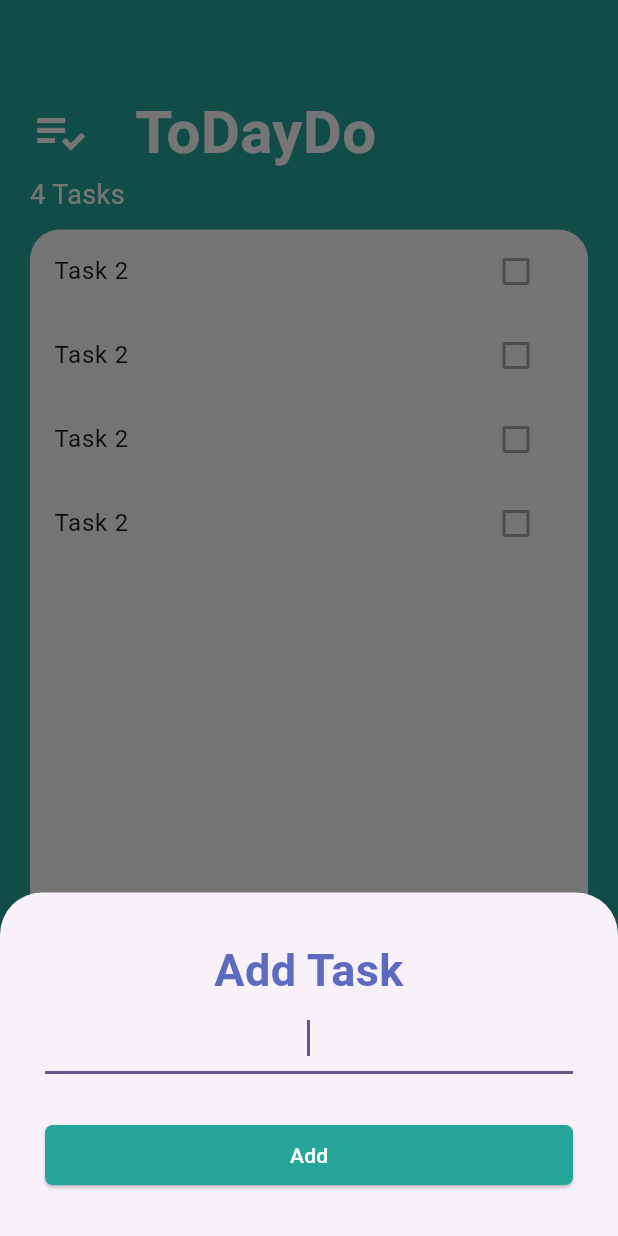
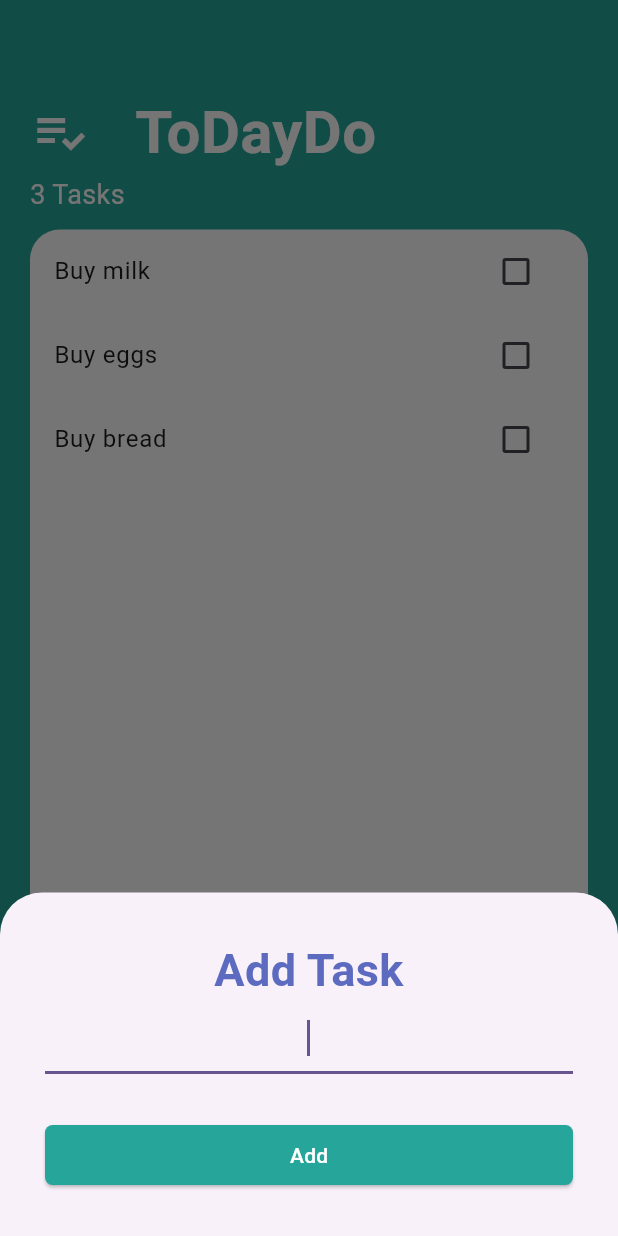
Before and after one commit to kareemkamal11/providerapp, a Flutter app: the screen it shows after launch, after a tap on the "add" icon, on a phone screen of 412 x 824 dp. Run offline on Flutter 3.47's test engine with Material 3 defaults, Android fonts, the phone set to English and light mode, and no system bars.

Commit message:
refactor: Refactor TasksScreen widget to use StatefulWidget and manage tasks list
This commit refactors the `TasksScreen` widget to use `StatefulWidget` instead of `StatelessWidget` and introduces a `tasks` list to manage the tasks. The `TasksScreen` widget now maintains a list of `Task` objects and displays them in a `ListView.builder`. Each `Task` object has a name and a boolean flag `isDone` to track the completion status.

The `TaskList` widget is updated to use the `tasks` list passed from the `TasksScreen` widget and dynamically generate `TaskTile` widgets based on the number of tasks in the list. The `TaskTile` widget is also modified to display the task name and a checkbox to toggle the completion status.

This refactoring improves the maintainability and extensibility of the code by separating the task management logic from the UI rendering. It also allows for easy addition of new tasks and updating the completion status.

```diff
--- /dev/null
+++ b/lib/addtask.dart
@@ -0,0 +1,93 @@
+import 'package:flutter/material.dart';
+
+class AddTask extends StatelessWidget {
+  const AddTask({
+    super.key,
+    required this.addTaskCallback,
+  });
+
+  final Function addTaskCallback;
+
+  @override
+  Widget build(BuildContext context) {
+    String? newTaskTitle;
+    return FloatingActionButton(
+      shape: RoundedRectangleBorder(borderRadius: BorderRadius.circular(30)),
+      backgroundColor: Colors.indigo[400],
+      onPressed: () {
+        showModalBottomSheet(
+            isScrollControlled: true,
+            context: context,
+            builder: (context) => SingleChildScrollView(
+                  child: Padding(
+                    padding: EdgeInsets.only(
+                      bottom: MediaQuery.of(context).viewInsets.bottom,
+                    ),
+                    child: Container(
+                      padding: const EdgeInsets.all(30),
+                      child: Column(
+                          crossAxisAlignment: CrossAxisAlignment.stretch,
+                          children: [
+                            Text(
+                              'Add Task',
+                              textAlign: TextAlign.center,
+                              style: TextStyle(
+                                fontSize: 30,
+                                color: Colors.indigo[400],
+                                fontWeight: FontWeight.bold,
+                              ),
+                            ),
+                            TextField(
+                              autofocus: true,
+                              textAlign: TextAlign.center,
+                              onChanged: (value) {
+                                newTaskTitle = value;
+                              },
+                            ),
+                            const SizedBox(height: 30),
+                            ElevatedButton(
+                              style: ElevatedButton.styleFrom(
+                                backgroundColor: Colors.teal[400],
+                                foregroundColor: Colors.white,
+                                shape: RoundedRectangleBorder(
+                                  borderRadius: BorderRadius.circular(5),
+                                ),
+                              ),
+                              onPressed: () {
+                                if (newTaskTitle != null) {
+                                  addTaskCallback(newTaskTitle);
+                                  Navigator.pop(context);
+                                } else {
+                                  // show error message
+                                  showDialog(
+                                    context: context,
+                                    builder: (context) => AlertDialog(
+                                      title: const Text('Error'),
+                                      content: const Text('Please enter a task'),
+                                      actions: [
+                                        TextButton(
+                                          onPressed: () {
+                                            Navigator.pop(context);
+                                          },
+                                          child: const Text('OK'),
+                                        ),
+                                      ],
+                                    ),
+                                  );
+                                }
+
+                              },
+                              child: const Text('Add'),
+                            ),
+                          ]),
+                    ),
+                  ),
+                ));
+      },
+      child: const Icon(
+        Icons.add,
+        color: Colors.white,
+      ),
+    );
+  }
+}
--- a/lib/main.dart
+++ b/lib/main.dart
@@ -17,7 +17,19 @@ class MyApp extends StatelessWidget {
         colorScheme: ColorScheme.fromSeed(seedColor: Colors.deepPurple),
         useMaterial3: true,
       ),
-      home: const TasksScreen(),
+      debugShowCheckedModeBanner: false,
+      home: TasksScreen(),
     );
   }
 }
+
+class Task {
+  final String name;
+  bool isDone;
+
+  Task({required this.name, this.isDone = false});
+
+  void toggleDone() {
+    isDone = !isDone;
+  }
+}
--- a/lib/task_screen.dart
+++ b/lib/task_screen.dart
@@ -1,70 +1,39 @@
+// ignore_for_file: must_be_immutable
+
+import 'dart:developer';
+
 import 'package:flutter/material.dart';
+import 'package:todo/addtask.dart';
 import 'package:todo/tasks_list.dart';
 
-class TasksScreen extends StatelessWidget {
-  const TasksScreen({super.key});
+import 'main.dart';
+
+class TasksScreen extends StatefulWidget {
+  TasksScreen({super.key});
+
+  @override
+  State<TasksScreen> createState() => _TasksScreenState();
+}
+
+class _TasksScreenState extends State<TasksScreen> {
+  List<Task> tasks = [
+    Task(name: 'Buy milk'),
+    Task(name: 'Buy eggs'),
+    Task(name: 'Buy bread'),
+  ];
+
   @override
   Widget build(BuildContext context) {
-    onPressed() {
-      showModalBottomSheet(
-          isScrollControlled: true,
-          context: context,
-          builder: (context) => SingleChildScrollView(
-                child: Padding(
-                  padding: EdgeInsets.only(
-                    bottom: MediaQuery.of(context).viewInsets.bottom,
-                  ),
-                  child: Container(
-                    padding: const EdgeInsets.all(30),
-                    child: Column(
-                        crossAxisAlignment: CrossAxisAlignment.stretch,
-                        children: [
-                          Text(
-                            'Add Task',
-                            textAlign: TextAlign.center,
-                            style: TextStyle(
-                              fontSize: 30,
-                              color: Colors.indigo[400],
-                              fontWeight: FontWeight.bold,
-                            ),
-                          ),
-                          const TextField(
-                            autofocus: true,
-                            textAlign: TextAlign.center,
-                          ),
-                          const SizedBox(height: 30),
-                          ElevatedButton(
-                            style: ElevatedButton.styleFrom(
-                              backgroundColor: Colors.teal[400],
-                              foregroundColor: Colors.white,
-                              shape: RoundedRectangleBorder(
-                                borderRadius: BorderRadius.circular(5),
-                              ),
-                            ),
-                            onPressed: () {},
-                            child: const Text('Add'),
-                          ),
-                        ]),
-                  ),
-                ),
-              ));
-    }
-
     return Scaffold(
         backgroundColor: Colors.teal[400],
         floatingActionButton: Container(
           alignment: Alignment.bottomCenter,
           padding: const EdgeInsets.only(bottom: 20, left: 30),
-          child: FloatingActionButton(
-            shape:
-                RoundedRectangleBorder(borderRadius: BorderRadius.circular(30)),
-            backgroundColor: Colors.indigo[400],
-            onPressed: onPressed,
-            child: const Icon(
-              Icons.add,
-              color: Colors.white,
-            ),
-          ),
+          child: AddTask(addTaskCallback: (newTaskName) {
+            setState(() {
+              tasks.add(Task(name: newTaskName));
+            });
+          }),
         ),
         body: Container(
           padding:
@@ -87,9 +56,9 @@ class TasksScreen extends StatelessWidget {
                     )),
               ],
             ),
-            const Text(
-              '4 Tasks',
-              style: TextStyle(
+            Text(
+              '${tasks.length} Tasks',
+              style: const TextStyle(
                 fontSize: 18,
                 color: Colors.white,
               ),
@@ -101,7 +70,7 @@ class TasksScreen extends StatelessWidget {
                   color: Colors.white,
                   borderRadius: BorderRadius.circular(20),
                 ),
-                child: const TaskList(),
+                child: TaskList(tasks: tasks),
               ),
             )
           ]),
--- a/lib/task_tile.dart
+++ b/lib/task_tile.dart
@@ -1,17 +1,31 @@
+// ignore_for_file: must_be_immutable
+
 import 'package:flutter/material.dart';
 
 class TaskTile extends StatelessWidget {
   const TaskTile({
     super.key,
+    required this.isChecked,
+    required this.name,
+    required this.checkbox,
   });
+
+  final bool isChecked;
+  final String name;
+  final Function(bool?) checkbox;
 
   @override
   Widget build(BuildContext context) {
-    return const ListTile(
-      title: Text('Task 2'),
+    return ListTile(
+      title: Text(
+        name,
+        style: TextStyle(
+          decoration: isChecked ? TextDecoration.lineThrough : null,
+        ),
+      ),
       trailing: Checkbox(
-        value: false,
-        onChanged: null,
+        value: isChecked,
+        onChanged: checkbox,
       ),
     );
   }
--- a/lib/tasks_list.dart
+++ b/lib/tasks_list.dart
@@ -1,21 +1,33 @@
-
 import 'package:flutter/material.dart';
 import 'package:todo/task_tile.dart';
 
-class TaskList extends StatelessWidget {
+class TaskList extends StatefulWidget {
   const TaskList({
     super.key,
+    required this.tasks,
   });
 
+  final List tasks;
+
+  @override
+  State<TaskList> createState() => _TaskListState();
+}
+
+class _TaskListState extends State<TaskList> {
   @override
   Widget build(BuildContext context) {
-    return ListView(
-      children: const [
-        TaskTile(),
-        TaskTile(),
-        TaskTile(),
-        TaskTile(),
-      ],
-    );
+    return ListView.builder(
+        itemCount: widget.tasks.length,
+        itemBuilder: (context, index) {
+          return TaskTile(
+            name: widget.tasks[index].name,
+            isChecked: widget.tasks[index].isDone,
+            checkbox: (checkboxState) {
+              setState(() {
+                widget.tasks[index].toggleDone();
+              });
+            },
+          );
+        });
   }
 }
```
